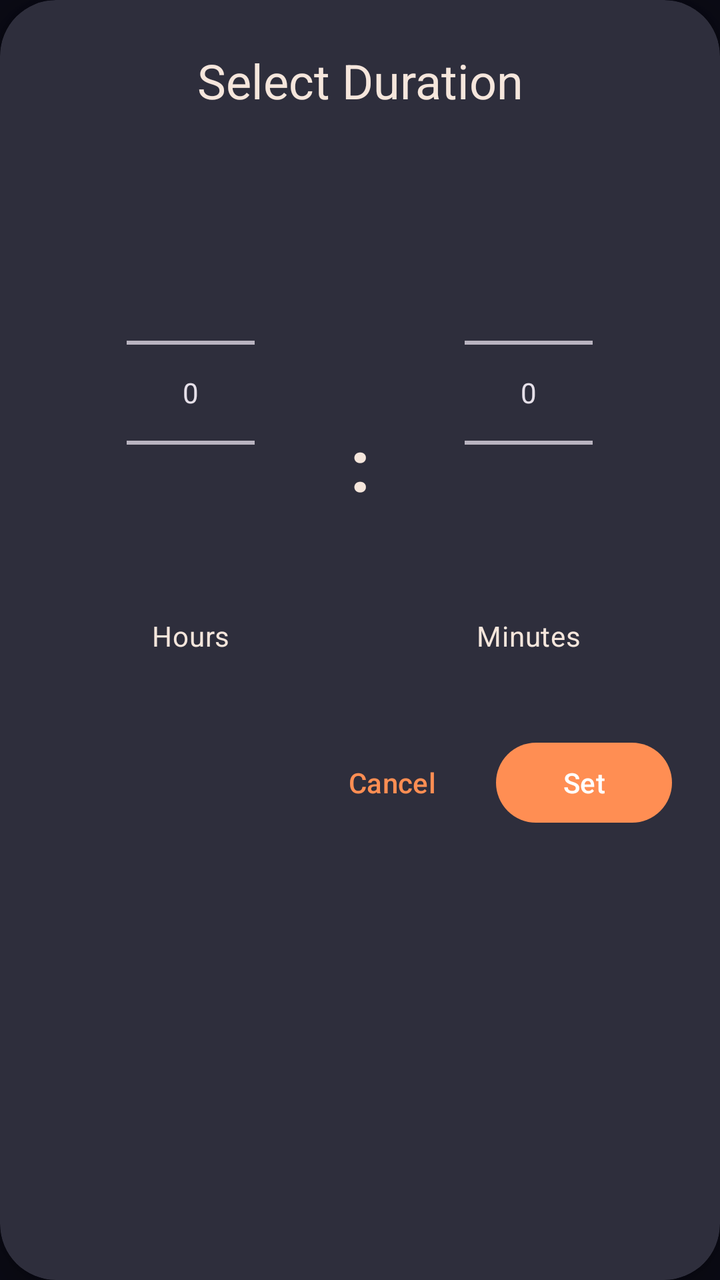
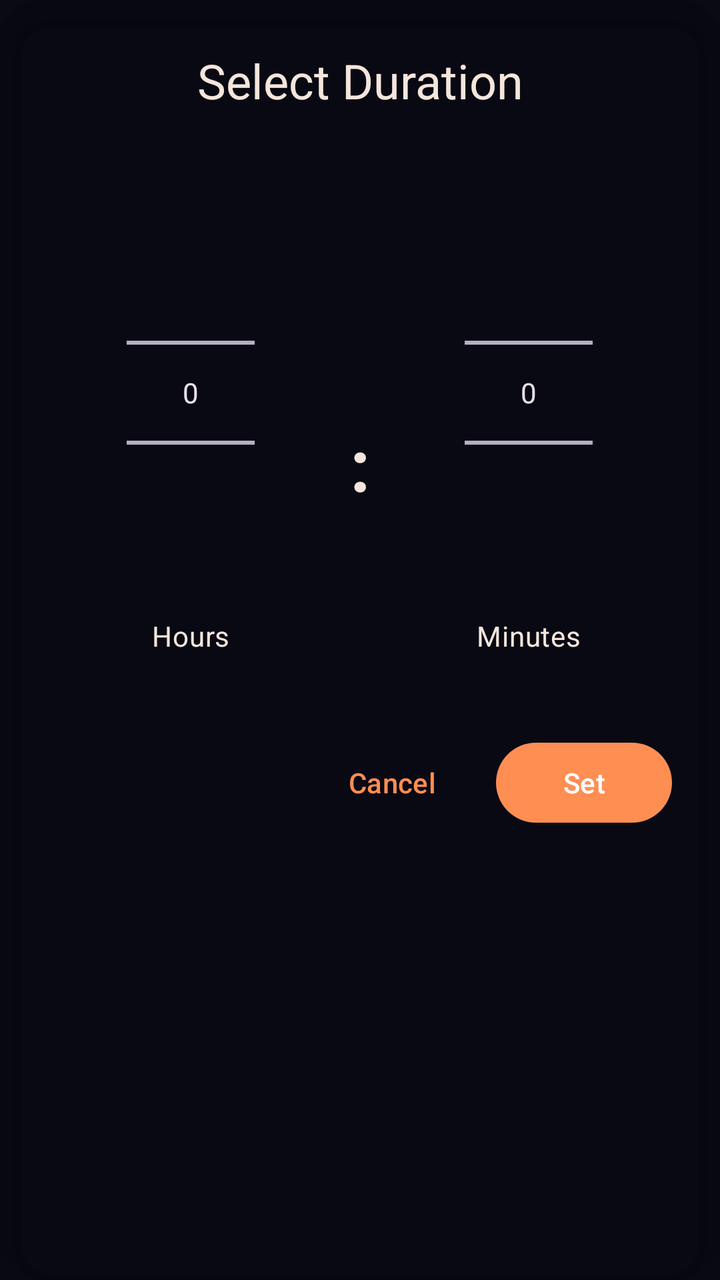

Compare the two renders of this Android layout. The source of the first and the diff that turns it into the second are given below.
<!-- AndroidManifest.xml: application theme Theme.MyApplication -->
<!-- res/layout/dialog_duration_picker.xml -->
<?xml version="1.0" encoding="utf-8"?>
<com.google.android.material.card.MaterialCardView 
    xmlns:android="http://schemas.android.com/apk/res/android"
    xmlns:app="http://schemas.android.com/apk/res-auto"
    android:layout_width="match_parent"
    android:layout_height="wrap_content"
    android:layout_margin="16dp"
    app:cardBackgroundColor="@color/md_theme_dark_surfaceContainerHigh"
    app:cardCornerRadius="28dp"
    app:cardElevation="8dp"
    app:strokeWidth="0dp">

    <LinearLayout
        android:layout_width="match_parent"
        android:layout_height="wrap_content"
        android:orientation="vertical"
        android:padding="24dp">

        
        <TextView
            android:layout_width="match_parent"
            android:layout_height="wrap_content"
            android:text="Select Duration"
            android:textAppearance="@style/TextAppearance.Material3.HeadlineSmall"
            android:textColor="@color/md_theme_dark_onSurface"
            android:gravity="center"
            android:layout_marginBottom="24dp"/>

        
        <LinearLayout
            android:layout_width="match_parent"
            android:layout_height="wrap_content"
            android:orientation="horizontal"
            android:gravity="center"
            android:layout_marginBottom="24dp"
            android:paddingVertical="16dp">

            
            <LinearLayout
                android:layout_width="0dp"
                android:layout_height="wrap_content"
                android:layout_weight="1"
                android:orientation="vertical"
                android:gravity="center">

                <NumberPicker
                    android:id="@+id/hoursPicker"
                    android:layout_width="wrap_content"
                    android:layout_height="200dp"/>

                <TextView
                    android:layout_width="wrap_content"
                    android:layout_height="wrap_content"
                    android:text="Hours"
                    android:textAppearance="@style/TextAppearance.Material3.BodyMedium"
                    android:textColor="@color/md_theme_dark_onSurfaceVariant"
                    android:layout_marginTop="12dp"/>
            </LinearLayout>

            
            <TextView
                android:layout_width="wrap_content"
                android:layout_height="wrap_content"
                android:text=":"
                android:textSize="36sp"
                android:textColor="@color/md_theme_dark_onSurface"
                android:textStyle="bold"
                android:layout_marginHorizontal="8dp"
                android:gravity="center_vertical"
                android:paddingTop="40dp"/>

            
            <LinearLayout
                android:layout_width="0dp"
                android:layout_height="wrap_content"
                android:layout_weight="1"
                android:orientation="vertical"
                android:gravity="center">

                <NumberPicker
                    android:id="@+id/minutesPicker"
                    android:layout_width="wrap_content"
                    android:layout_height="200dp"/>

                <TextView
                    android:layout_width="wrap_content"
                    android:layout_height="wrap_content"
                    android:text="Minutes"
                    android:textAppearance="@style/TextAppearance.Material3.BodyMedium"
                    android:textColor="@color/md_theme_dark_onSurfaceVariant"
                    android:layout_marginTop="12dp"/>
            </LinearLayout>
        </LinearLayout>

        
        <LinearLayout
            android:layout_width="match_parent"
            android:layout_height="wrap_content"
            android:orientation="horizontal"
            android:gravity="end">

            <com.google.android.material.button.MaterialButton
                android:id="@+id/cancelButton"
                style="@style/Widget.Material3.Button.TextButton"
                android:layout_width="wrap_content"
                android:layout_height="wrap_content"
                android:text="Cancel"
                android:layout_marginEnd="8dp"/>

            <com.google.android.material.button.MaterialButton
                android:id="@+id/confirmButton"
                style="@style/Widget.Material3.Button"
                android:layout_width="wrap_content"
                android:layout_height="wrap_content"
                android:text="Set"/>

        </LinearLayout>

    </LinearLayout>

</com.google.android.material.card.MaterialCardView>
<!-- resources referenced by this layout -->
<resources>
  <color name="md_theme_dark_onSurface">#F5E6DC</color>
  <color name="md_theme_dark_onSurfaceVariant">#F5E6DC</color>
  <color name="md_theme_dark_surfaceContainerHigh">#2E2E3C</color>
  <style name="Theme.MyApplication" parent="Base.Theme.Rooster" />
  <color name="md_theme_dark_primary">#FF8E53</color>
  <color name="md_theme_dark_onPrimary">#FFFFFF</color>
  <color name="md_theme_dark_primaryContainer">#FF6B35</color>
  <color name="md_theme_dark_onPrimaryContainer">#FFFFFF</color>
  <color name="md_theme_dark_secondary">#FFB86C</color>
  <color name="md_theme_dark_onSecondary">#1C0F0A</color>
  <color name="md_theme_dark_secondaryContainer">#FF8E53</color>
  <color name="md_theme_dark_onSecondaryContainer">#FFFFFF</color>
  <color name="md_theme_dark_tertiary">#FFD89C</color>
  <color name="md_theme_dark_onTertiary">#1C0F0A</color>
  <color name="md_theme_dark_tertiaryContainer">#FFB86C</color>
  <color name="md_theme_dark_onTertiaryContainer">#1C0F0A</color>
  <color name="md_theme_dark_error">#FFB4AB</color>
  <color name="md_theme_dark_onError">#690005</color>
  <color name="md_theme_dark_errorContainer">#93000A</color>
  <color name="md_theme_dark_onErrorContainer">#FFDAD6</color>
  <color name="md_theme_dark_surface">#141420</color>
  <color name="md_theme_dark_surfaceVariant">#2A1F2E</color>
  <color name="md_theme_dark_background">#0A0A14</color>
  <color name="md_theme_dark_onBackground">#F5E6DC</color>
  <color name="md_theme_dark_outline">#8B6F5F</color>
  <color name="md_theme_dark_outlineVariant">#3D2F2A</color>
  <style name="ShapeAppearance.Rooster.SmallComponent" parent="ShapeAppearance.Material3.SmallComponent">
          <item name="cornerFamily">rounded</item>
          <item name="cornerSize">16dp</item>
      </style>
  <style name="ShapeAppearance.Rooster.MediumComponent" parent="ShapeAppearance.Material3.MediumComponent">
          <item name="cornerFamily">rounded</item>
          <item name="cornerSize">24dp</item>
      </style>
  <style name="ShapeAppearance.Rooster.LargeComponent" parent="ShapeAppearance.Material3.LargeComponent">
          <item name="cornerFamily">rounded</item>
          <item name="cornerSize">32dp</item>
      </style>
  <!-- unchanged entries left out for length: 1 -->
</resources>

<!-- the commit's change to res/layout/dialog_duration_picker.xml (unified diff, before → after) -->
@@ -5,7 +5,8 @@
     android:layout_width="match_parent"
     android:layout_height="wrap_content"
     android:layout_margin="16dp"
-    app:cardBackgroundColor="@color/md_theme_dark_surfaceContainerHigh"
+    app:cardBackgroundColor="@android:color/transparent"
+    android:background="@drawable/card_background_elevated"
     app:cardCornerRadius="28dp"
     app:cardElevation="8dp"
     app:strokeWidth="0dp">
<!-- resource entries referenced after the edit -->
@@ -2,8 +2,52 @@
 <resources>
   <color name="md_theme_dark_onSurface">#F5E6DC</color>
   <color name="md_theme_dark_onSurfaceVariant">#F5E6DC</color>
-  <color name="md_theme_dark_surfaceContainerHigh">#2E2E3C</color>
+  <!-- drawable card_background_elevated (drawable) -->
+  <?xml version="1.0" encoding="utf-8"?>
+  <layer-list xmlns:android="http://schemas.android.com/apk/res/android">
+      
+      <item>
+          <shape android:shape="rectangle">
+              <gradient
+                  android:angle="135"
+                  android:startColor="@color/shadow_dark"
+                  android:endColor="@color/shadow_medium"
+                  android:type="linear" />
+              <corners android:radius="32dp"/>
+          </shape>
+      </item>
+      
+      
+      <item
+          android:bottom="4dp"
+          android:right="4dp">
+          <shape android:shape="rectangle">
+              <gradient
+                  android:angle="135"
+                  android:startColor="@color/card_gradient_start"
+                  android:centerColor="@color/card_gradient_mid"
+                  android:endColor="@color/card_gradient_end"
+                  android:type="linear" />
+              <corners android:radius="32dp"/>
+          </shape>
+      </item>
+      
+      
+      <item>
+          <shape android:shape="rectangle">
+              <stroke
+                  android:width="1dp"
+                  android:color="@color/md_theme_dark_outlineVariant" />
+              <corners android:radius="32dp"/>
+          </shape>
+      </item>
+  </layer-list>
   <style name="Theme.MyApplication" parent="Base.Theme.Rooster" />
+  <color name="shadow_dark">#60000000</color>
+  <color name="shadow_medium">#40000000</color>
+  <color name="card_gradient_start">#1E1E2E</color>
+  <color name="card_gradient_mid">#242432</color>
+  <color name="card_gradient_end">#2A2A3A</color>
   <color name="md_theme_dark_primary">#FF8E53</color>
   <color name="md_theme_dark_onPrimary">#FFFFFF</color>
   <color name="md_theme_dark_primaryContainer">#FF6B35</color>
